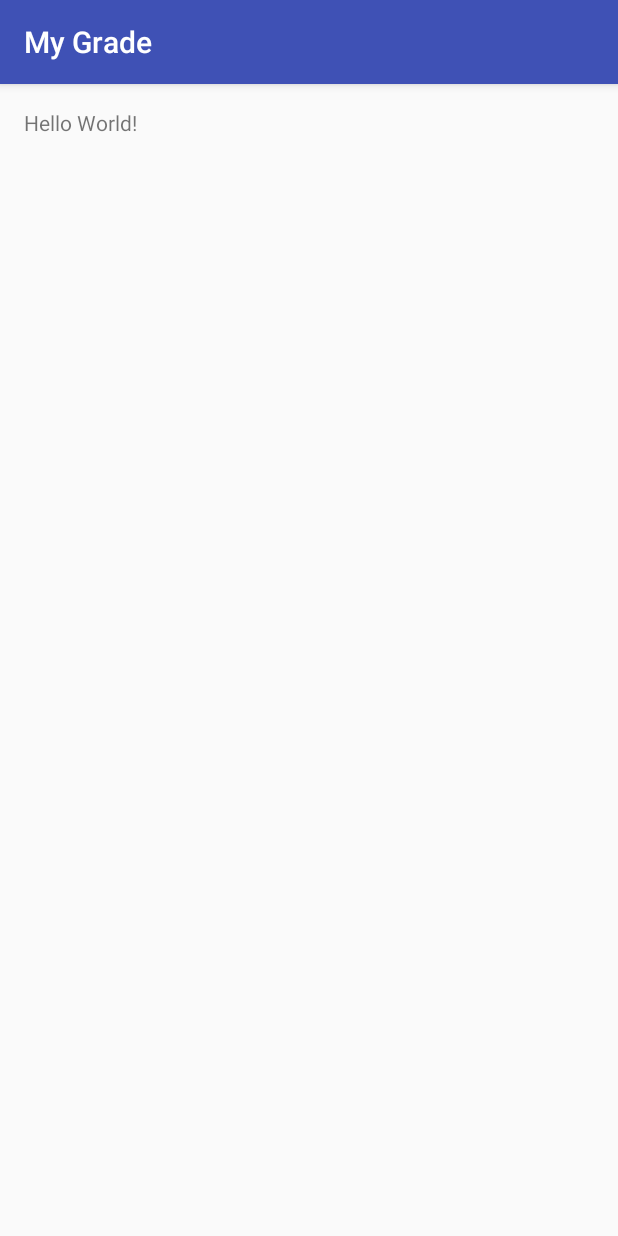
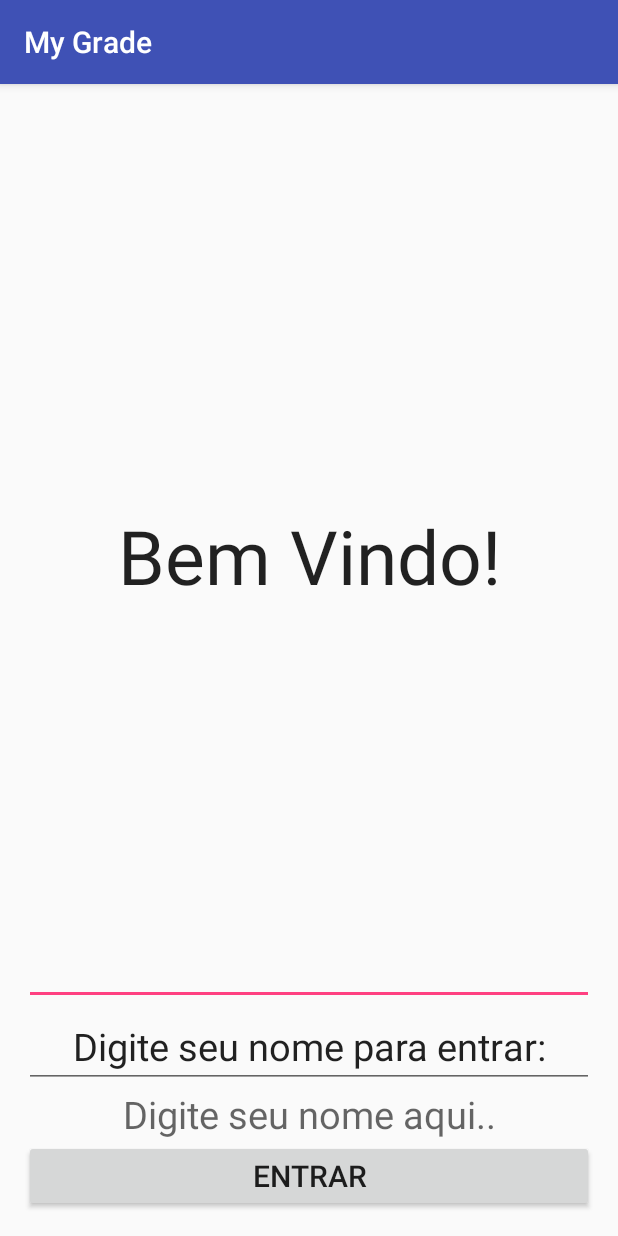
Before and after one commit to orodrigomarques/myGrade, an Android app: the screen it shows after launch (MainActivity), on a phone screen of 412 x 824 dp. Run offline under Robolectric (Android 15) with nearby library versions, the phone set to English and light mode, and no system bars.

Commit message:
Primeira Tela

```diff
--- a/app/src/main/res/layout/activity_main.xml
+++ b/app/src/main/res/layout/activity_main.xml
@@ -1,5 +1,5 @@
 <?xml version="1.0" encoding="utf-8"?>
-<RelativeLayout xmlns:android="http://schemas.android.com/apk/res/android"
+<LinearLayout xmlns:android="http://schemas.android.com/apk/res/android"
     xmlns:tools="http://schemas.android.com/tools"
     android:id="@+id/activity_main"
     android:layout_width="match_parent"
@@ -8,10 +8,36 @@
     android:paddingLeft="@dimen/activity_horizontal_margin"
     android:paddingRight="@dimen/activity_horizontal_margin"
     android:paddingTop="@dimen/activity_vertical_margin"
+    android:orientation="vertical"
     tools:context="br.com.fatecpg.mygrade.MainActivity">
+        <EditText
+            android:layout_width="match_parent"
+            android:layout_height="wrap_content"
+            android:text="Bem Vindo!"
+            android:textSize="50dp"
+            android:gravity="center"
+            android:id="@+id/editText"
+            android:layout_weight="0.33" />
+        <EditText
+            android:layout_width="match_parent"
+            android:layout_height="wrap_content"
+            android:text="Digite seu nome para entrar:"
+            android:textSize="25dp"
+            android:gravity="center"
+            android:id="@+id/editText"/>
+        <TextView
+            android:layout_width="match_parent"
+            android:layout_height="wrap_content"
+            android:hint="Digite seu nome aqui.."
+            android:textSize="25dp"
+            android:gravity="center"/>
+        <Button
+            android:layout_width="match_parent"
+            android:layout_height="wrap_content"
+            android:id="@+id/btEntrar"
+            android:textSize="20dp"
+            android:text="ENTRAR"/>
 
-    <TextView
-        android:layout_width="wrap_content"
-        android:layout_height="wrap_content"
-        android:text="Hello World!" />
-</RelativeLayout>
+
+
+</LinearLayout>
```
